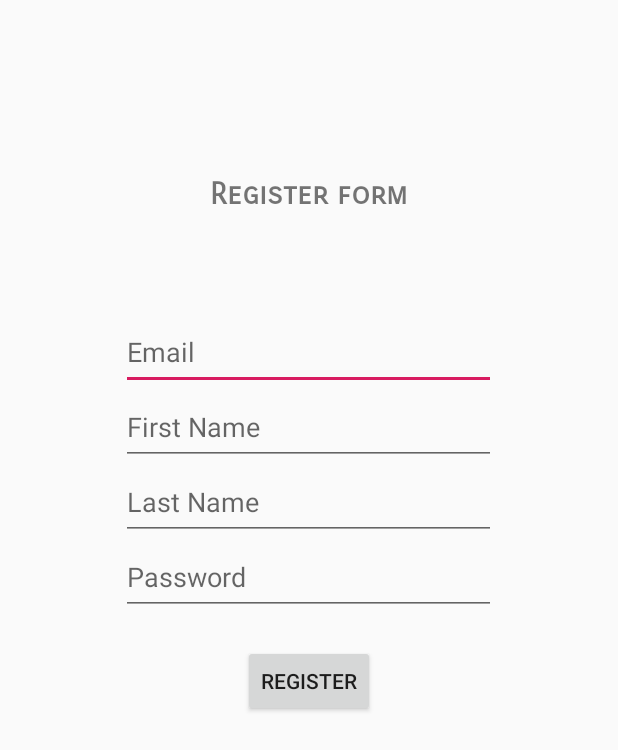
After one commit to nuno1212s/TwitchFlix, an Android app: the RegisterActivity screen opened directly, with no data from a screen before it, on a phone screen of 412 x 824 dp. The commit adds this screen. Shown: the top 750 px of the screen. Run offline under Robolectric (Android 15) with nearby library versions, the phone set to English and light mode, and no system bars.

Commit message:
Started the register screen

```diff
--- a/ApplicationClient/app/src/main/java/com/twitchflix/applicationclient/datastorage/FileStorage.java
+++ b/ApplicationClient/app/src/main/java/com/twitchflix/applicationclient/datastorage/FileStorage.java
@@ -20,7 +20,8 @@ public class FileStorage implements InformationStorage {
     @Override
     public boolean isUserLoggedIn() {
 
-        return this.cacheFile.exists();
+        return false;
+//        return this.cacheFile.exists();
 
     }
 
--- /dev/null
+++ b/ApplicationClient/app/src/main/res/layout/activity_register.xml
@@ -0,0 +1,67 @@
+<?xml version="1.0" encoding="utf-8"?>
+<LinearLayout xmlns:android="http://schemas.android.com/apk/res/android"
+    xmlns:tools="http://schemas.android.com/tools"
+    android:id="@+id/register_screen"
+    android:layout_width="match_parent"
+    android:orientation="vertical"
+    android:layout_height="match_parent"
+    tools:context=".activities.RegisterActivity">
+
+    <TextView
+        android:id="@+id/registertextview"
+        android:layout_width="190dp"
+        android:layout_height="60dp"
+        android:fontFamily="sans-serif-smallcaps"
+        android:layout_gravity="center"
+        android:layout_marginTop="100dp"
+        android:gravity="center"
+        android:text="@string/register_form"
+        android:textSize="20sp"
+        android:textStyle="bold"/>
+
+    <EditText
+        android:id="@+id/inputemail"
+        android:layout_width="250dp"
+        android:layout_height="50dp"
+        android:layout_gravity="center"
+        android:layout_marginTop="50dp"
+        android:ems="10"
+        android:inputType="textEmailAddress"
+        android:hint="@string/input_user_email" />
+
+    <EditText
+        android:id="@+id/inputfirstname"
+        android:layout_width="250dp"
+        android:layout_height="50dp"
+        android:layout_gravity="center"
+        android:ems="10"
+        android:inputType="textPersonName"
+        android:hint="@string/input_first_name" />
+
+    <EditText
+        android:id="@+id/inputlastname"
+        android:layout_width="250dp"
+        android:layout_height="50dp"
+        android:layout_gravity="center"
+        android:ems="10"
+        android:inputType="textPersonName"
+        android:hint="@string/input_last_name" />
+
+    <EditText
+        android:id="@+id/inputpassword"
+        android:layout_width="250dp"
+        android:layout_height="50dp"
+        android:layout_gravity="center"
+        android:ems="10"
+        android:inputType="textPassword"
+        android:hint="@string/input_password"/>
+
+    <Button
+        android:id="@+id/attempregister"
+        android:layout_width="wrap_content"
+        android:layout_height="wrap_content"
+        android:layout_gravity="center"
+        android:layout_marginTop="20dp"
+        android:text="@string/register_button"/>
+
+</LinearLayout>
--- /dev/null
+++ b/ApplicationClient/app/src/main/res/values/ids.xml
@@ -0,0 +1,5 @@
+<?xml version="1.0" encoding="utf-8"?>
+<resources>
+    <item name="account_already_exists" type="id"></item>
+    <item name="email_not_valid" type="id" />
+</resources>
--- a/ApplicationClient/app/src/main/res/values/strings.xml
+++ b/ApplicationClient/app/src/main/res/values/strings.xml
@@ -1,7 +1,16 @@
 <resources>
     <string name="app_name">ApplicationClient</string>
     <string name="landing_page_string">Welcome to Twitch Flix</string>
-    <string name="input_user_name">Username</string>
+    <string name="input_user_name">Email</string>
     <string name="input_password">Password</string>
     <string name="attempt_login">Login</string>
+    <string name="server_client_id">793164474933-kems2c08ooo47da8jpn8ak15s1u3tf5h.apps.googleusercontent.com</string>
+    <string name="register">Register</string>
+    <string name="register_form">Register form</string>
+    <string name="input_user_email">Email</string>
+    <string name="input_first_name">First Name</string>
+    <string name="input_last_name">Last Name</string>
+    <string name="register_button">Register</string>
+    <string name="email_not_valid">The email you have provided is not valid</string>
+    <string name="account_already_exists">Account with that email already exists</string>
 </resources>
--- a/ApplicationClient/app/src/main/res/values/styles.xml
+++ b/ApplicationClient/app/src/main/res/values/styles.xml
@@ -8,6 +8,9 @@
         <item name="colorAccent">@color/colorAccent</item>
 
         <item name="android:windowContentTransitions">true</item>
+
+        <item name="windowNoTitle">true</item>
+        <item name="android:windowNoTitle">true</item>
     </style>
 
 </resources>
```
Also changed, not shown: ApplicationClient/app/build.gradle (+7 -0 lines), ApplicationClient/app/src/main/AndroidManifest.xml (+5 -4 lines), ApplicationClient/app/src/main/java/com/twitchflix/applicationclient/MainActivity.java (+5 -24 lines), ApplicationClient/app/src/main/java/com/twitchflix/applicationclient/ServerApp.java (added, +34 -0 lines), ApplicationClient/app/src/main/java/com/twitchflix/applicationclient/activities/LandingPage.java (added, +15 -0 lines), ApplicationClient/app/src/main/java/com/twitchflix/applicationclient/activities/LoginActivity.java (+95 -1 lines), ApplicationClient/app/src/main/java/com/twitchflix/applicationclient/activities/RegisterActivity.java (added, +185 -0 lines), ApplicationClient/app/src/main/java/com/twitchflix/applicationclient/authentication/ActiveConnection.java (added, +24 -0 lines), ApplicationClient/app/src/main/java/com/twitchflix/applicationclient/authentication/AuthRequests.java (added, +17 -0 lines), ApplicationClient/app/src/main/res/layout/activity_landing_page.xml (added, +9 -0 lines), ApplicationClient/app/src/main/res/layout/activity_login.xml (+72 -39 lines), ApplicationClient/app/src/main/res/layout/activity_main.xml (+32 -26 lines).
